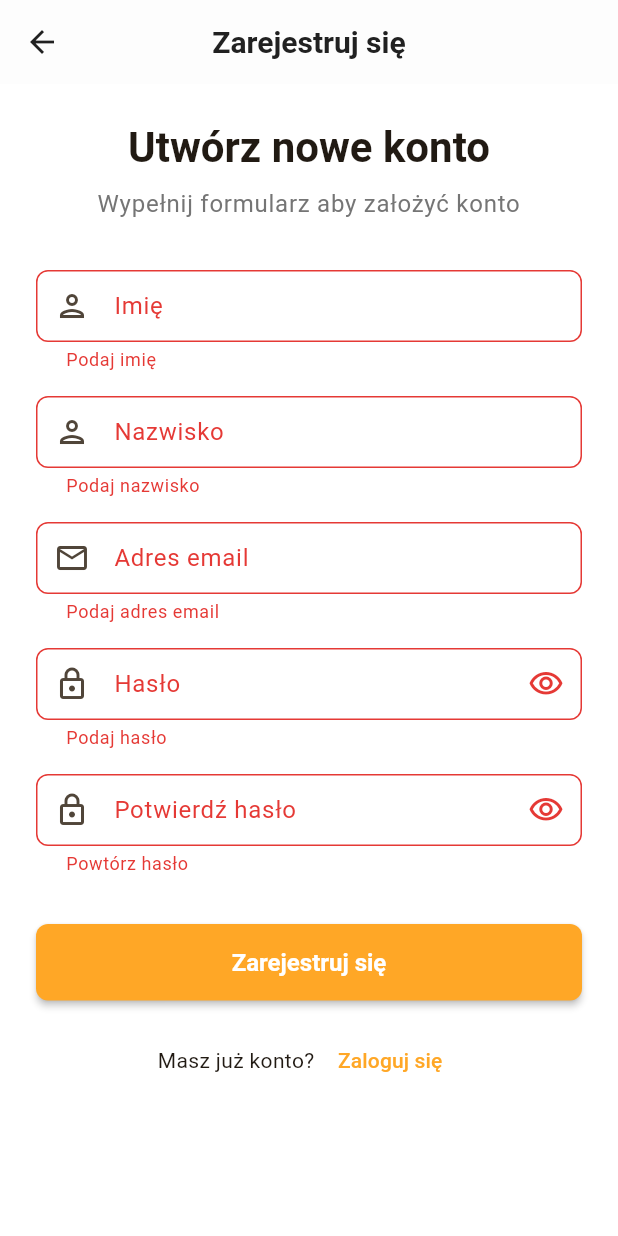
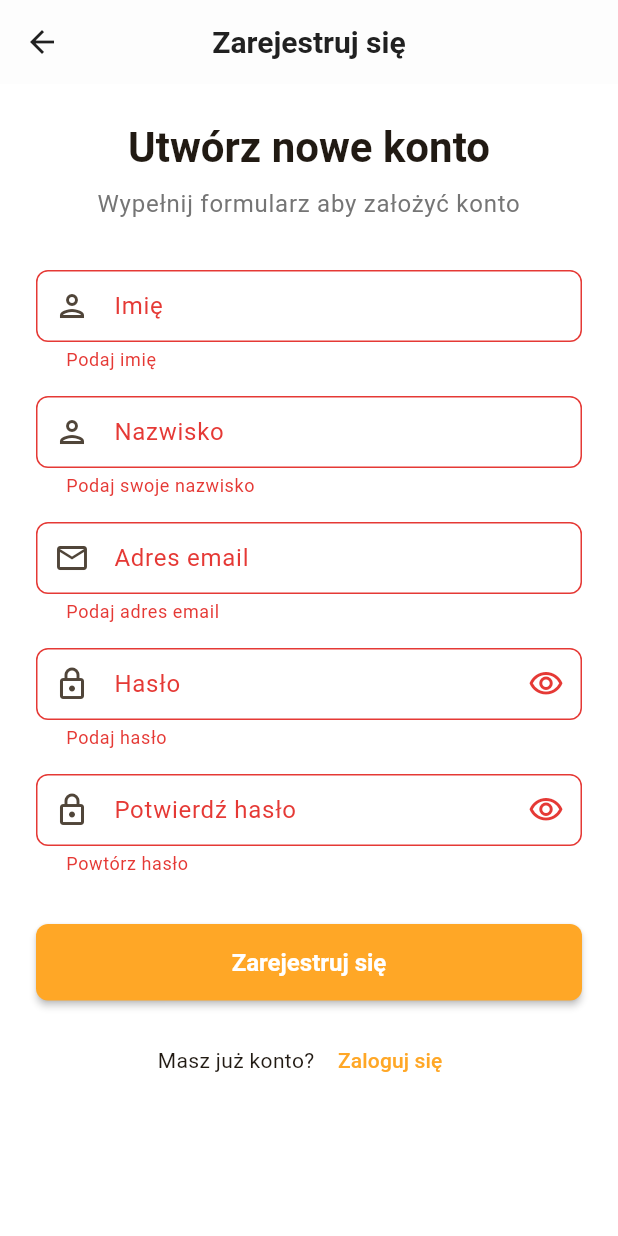
Before and after one commit to domi802/praca_inzynierska, a Flutter app: the RegisterScreen screen opened by its route, after a tap on "Zarejestruj się", on a phone screen of 412 x 824 dp. Run offline on Flutter 3.47's test engine with Material 3 defaults, Android fonts, the phone set to English and light mode, and no system bars; our stand-ins replace cloud_firestore, equatable, firebase_auth, firebase_core, flutter_bloc, flutter_local_notifications and 5 more; accounts and stored records are empty.

Commit message:
fix translate

```diff
--- a/lib/features/auth/presentation/register_screen.dart
+++ b/lib/features/auth/presentation/register_screen.dart
@@ -112,12 +112,12 @@ class _RegisterScreenState extends State<RegisterScreen> {
                         // Nazwisko
                         CustomTextField(
                           controller: _lastNameController,
-                          labelText: 'Nazwisko',
+                          labelText: AppLocalizations.of(context)!.lastName,
                           hintText: AppLocalizations.of(context)!.enterLastName,
                           prefixIcon: Icons.person_outlined,
                           validator: (value) {
                             if (value == null || value.isEmpty) {
-                              return 'Podaj nazwisko';
+                              return AppLocalizations.of(context)!.pleaseEnterLastName;
                             }
                             if (value.length < 2) {
                               return AppLocalizations.of(context)!.lastNameMinLength;
@@ -130,13 +130,13 @@ class _RegisterScreenState extends State<RegisterScreen> {
                         // Email
                         CustomTextField(
                           controller: _emailController,
-                          labelText: 'Adres email',
+                          labelText: AppLocalizations.of(context)!.emailAddress,
                           hintText: AppLocalizations.of(context)!.enterEmail,
                           keyboardType: TextInputType.emailAddress,
                           prefixIcon: Icons.email_outlined,
                           validator: (value) {
                             if (value == null || value.isEmpty) {
-                              return 'Podaj adres email';
+                              return AppLocalizations.of(context)!.pleaseEnterEmail;
                             }
                             if (!RegExp(r'^[^@]+@[^@]+\.[^@]+').hasMatch(value)) {
                               return AppLocalizations.of(context)!.provideValidEmail;
```
